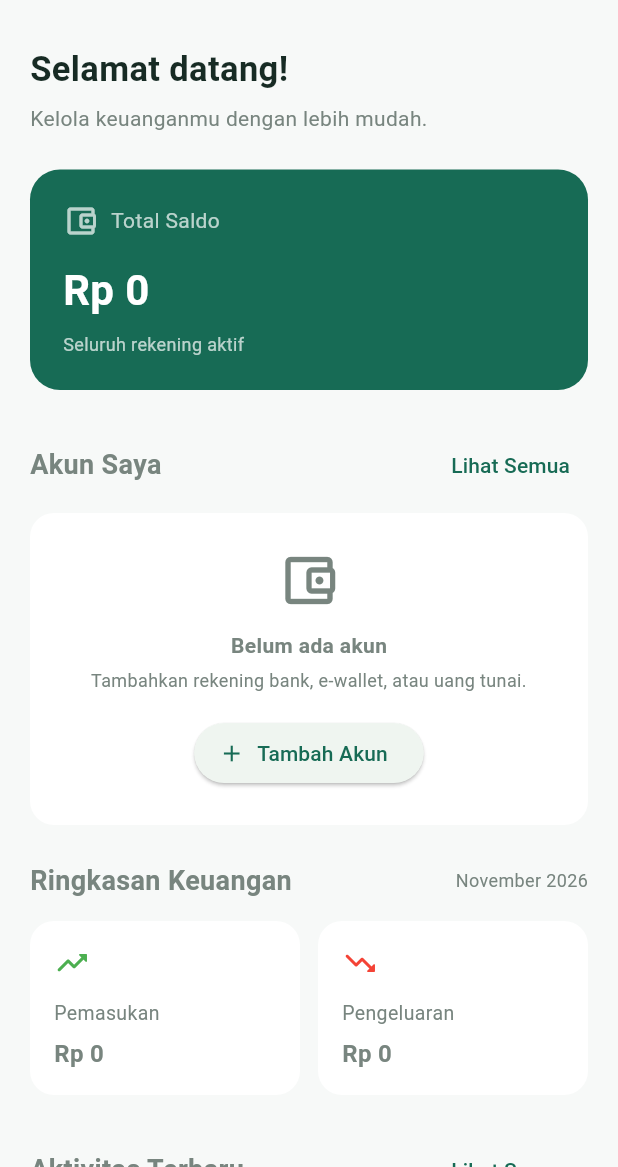
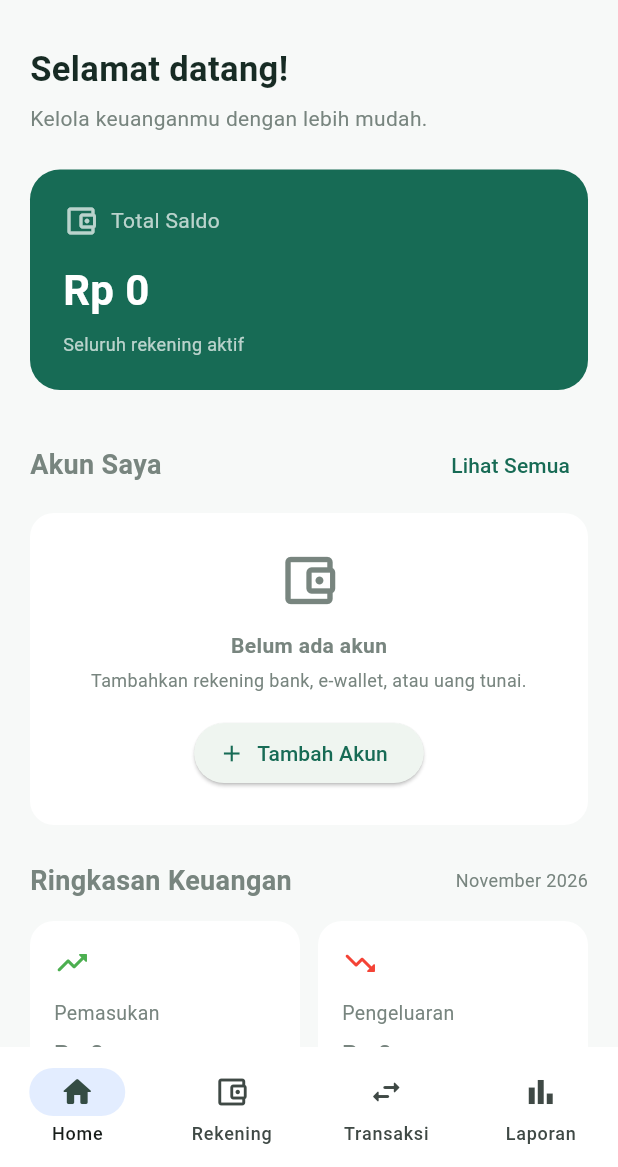
Before and after one commit to febrinurhidayat/fintrack, a Flutter app: the screen it shows once a user with an empty profile is signed in, on a phone screen of 412 x 824 dp, the part 69-1236 px from its top. Run offline on Flutter 3.47's test engine with Material 3 defaults, Android fonts, the phone set to English and light mode, and no system bars; our stand-ins replace flutter_dotenv, flutter_riverpod, supabase_flutter; accounts and stored records are empty.

Commit message:
feat: footer

```diff
--- a/lib/features/auth/pages/auth_gate.dart
+++ b/lib/features/auth/pages/auth_gate.dart
@@ -4,7 +4,7 @@ import 'package:flutter_riverpod/flutter_riverpod.dart';
 
 import '../providers/auth_provider.dart';
 import 'login_page.dart';
-import '../../dashboard/dashboard_page.dart';
+import '../../navigation/pages/main_navigation_page.dart';
 
 class AuthGate extends ConsumerWidget {
   const AuthGate({super.key});
@@ -16,7 +16,7 @@ class AuthGate extends ConsumerWidget {
     return authState.when(
       data: (state) {
         if (state.session != null) {
-          return const DashboardPage();
+          return const MainNavigationPage();
         }
 
         return const LoginPage();
--- /dev/null
+++ b/lib/features/navigation/pages/main_navigation_page.dart
@@ -0,0 +1,109 @@
+
+import 'package:flutter/material.dart';
+
+import '../../dashboard/dashboard_page.dart';
+import '../../accounts/pages/accounts_page.dart';
+import '../../transactions/pages/transactions_page.dart';
+
+class MainNavigationPage extends StatefulWidget {
+  const MainNavigationPage({super.key});
+
+  @override
+  State<MainNavigationPage> createState() =>
+      _MainNavigationPageState();
+}
+
+class _MainNavigationPageState extends State<MainNavigationPage> {
+  int _selectedIndex = 0;
+
+  final List<Widget> _pages = const [
+    DashboardPage(),
+    AccountsPage(),
+    TransactionsPage(),
+    _ReportsPage(),
+  ];
+
+  @override
+  Widget build(BuildContext context) {
+    return Scaffold(
+      body: IndexedStack(
+        index: _selectedIndex,
+        children: _pages,
+      ),
+      bottomNavigationBar: NavigationBar(
+        selectedIndex: _selectedIndex,
+        onDestinationSelected: (index) {
+          setState(() {
+            _selectedIndex = index;
+          });
+        },
+        backgroundColor: Colors.white,
+        indicatorColor: const Color(0xFFE3EDFF),
+        elevation: 8,
+        destinations: const [
+          NavigationDestination(
+            icon: Icon(Icons.home_outlined),
+            selectedIcon: Icon(Icons.home_rounded),
+            label: 'Home',
+          ),
+          NavigationDestination(
+            icon: Icon(Icons.account_balance_wallet_outlined),
+            selectedIcon: Icon(Icons.account_balance_wallet_rounded),
+            label: 'Rekening',
+          ),
+          NavigationDestination(
+            icon: Icon(Icons.swap_horiz_rounded),
+            selectedIcon: Icon(Icons.swap_horiz_rounded),
+            label: 'Transaksi',
+          ),
+          NavigationDestination(
+            icon: Icon(Icons.bar_chart_outlined),
+            selectedIcon: Icon(Icons.bar_chart_rounded),
+            label: 'Laporan',
+          ),
+        ],
+      ),
+    );
+  }
+}
+
+class _ReportsPage extends StatelessWidget {
+  const _ReportsPage();
+
+  @override
+  Widget build(BuildContext context) {
+    return Scaffold(
+      appBar: AppBar(
+        title: const Text(
+          'Laporan',
+          style: TextStyle(fontWeight: FontWeight.bold),
+        ),
+      ),
+      body: const Center(
+        child: Column(
+          mainAxisSize: MainAxisSize.min,
+          children: [
+            Icon(
+              Icons.bar_chart_rounded,
+              size: 64,
+              color: Colors.grey,
+            ),
+            SizedBox(height: 12),
+            Text(
+              'Laporan Keuangan',
+              style: TextStyle(
+                fontSize: 18,
+                fontWeight: FontWeight.bold,
+              ),
+            ),
+            SizedBox(height: 6),
+            Text(
+              'Fitur laporan akan segera tersedia.',
+              style: TextStyle(color: Colors.grey),
+            ),
+          ],
+        ),
+      ),
+    );
+  }
+}
```
